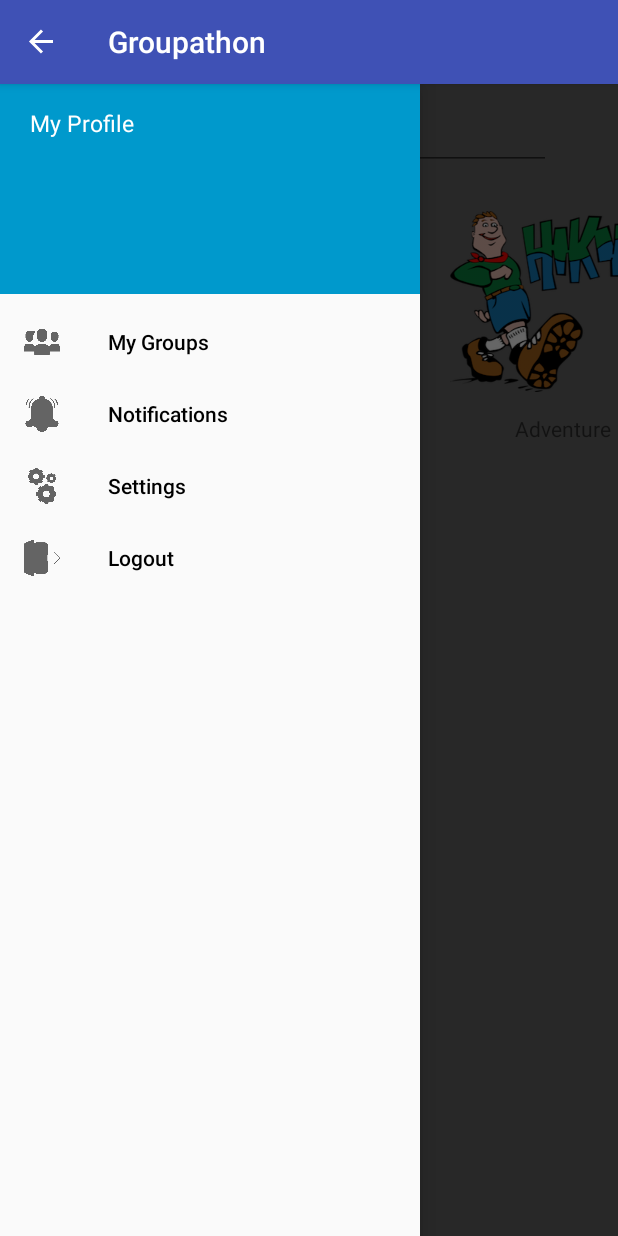
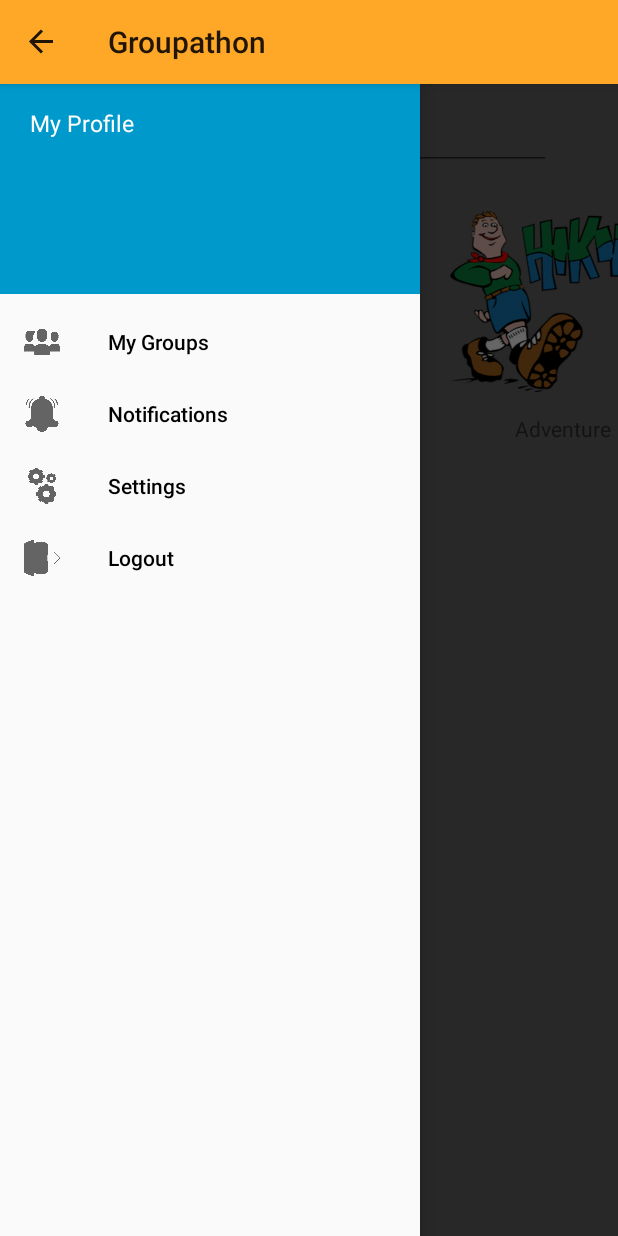
Before and after one commit to usurakod/Groupathon, an Android app: the screen it shows after launch (MainActivity), with the side drawer open, on a phone screen of 412 x 824 dp. Run offline under Robolectric (Android 15) with nearby library versions, the phone set to English and light mode, and no system bars.

Commit message:
Sush demo

```diff
--- a/Groupathon/app/src/main/java/com/example/umasurakod/groupathon/Event.java
+++ b/Groupathon/app/src/main/java/com/example/umasurakod/groupathon/Event.java
@@ -1,4 +1,4 @@
-package com.example.inchararaj.groupathon;
+package com.example.umasurakod.groupathon;
 import android.widget.ImageView;
 import java.util.Date;
 
--- a/Groupathon/app/src/main/res/values/colors.xml
+++ b/Groupathon/app/src/main/res/values/colors.xml
@@ -1,6 +1,6 @@
 <?xml version="1.0" encoding="utf-8"?>
 <resources>
-    <color name="colorPrimary">#3F51B5</color>
-    <color name="colorPrimaryDark">#303F9F</color>
-    <color name="colorAccent">#FF4081</color>
+    <color name="colorPrimary">#FFA726</color>
+    <color name="colorPrimaryDark">#F57C00</color>
+    <color name="colorAccent">#08AE9E</color>
 </resources>
--- a/Groupathon/app/src/main/res/values/styles.xml
+++ b/Groupathon/app/src/main/res/values/styles.xml
@@ -1,7 +1,7 @@
 <resources>
 
     <!-- Base application theme. -->
-    <style name="AppTheme" parent="Theme.AppCompat.Light.DarkActionBar">
+    <style name="AppTheme" parent="Theme.AppCompat.Light">
         <!-- Customize your theme here. -->
         <item name="colorPrimary">@color/colorPrimary</item>
         <item name="colorPrimaryDark">@color/colorPrimaryDark</item>
```
